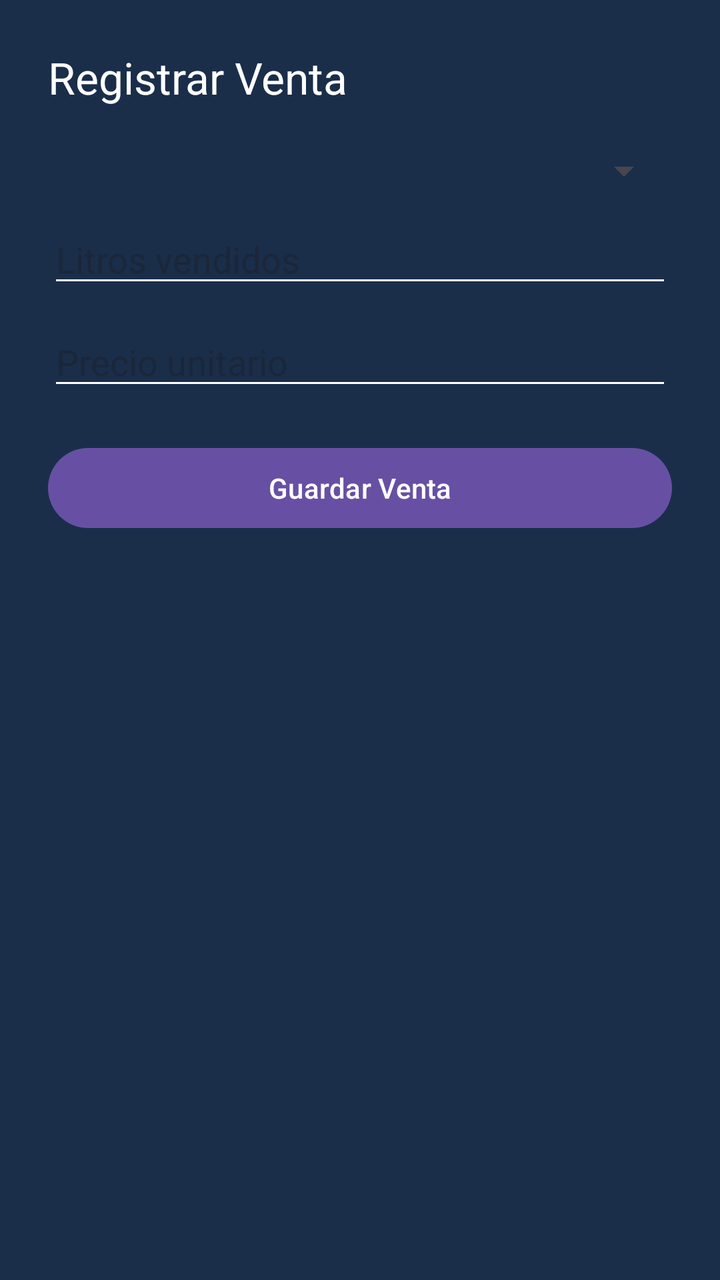
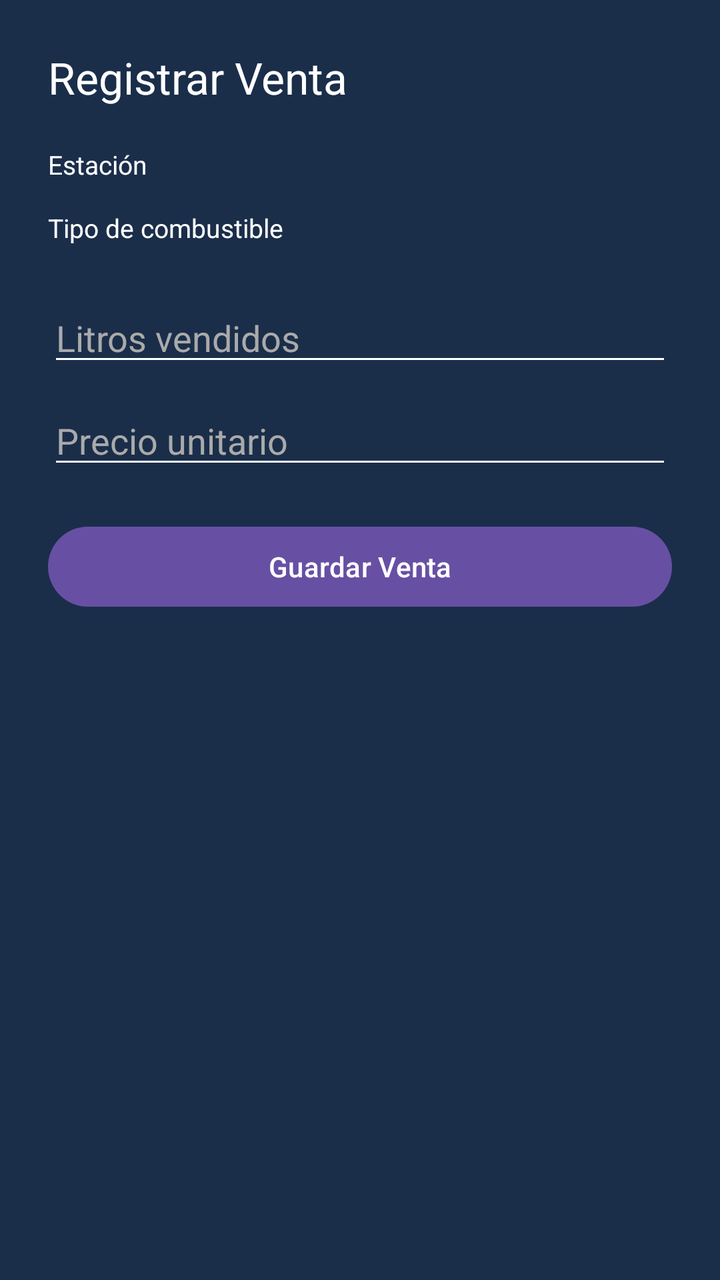

Screens rendered from an Android XML layout before and after an edit, with the pre-edit source and the edit as a unified diff.
<!-- AndroidManifest.xml: application theme Theme.StationAdviser -->
<!-- res/layout/activity_registrar_venta.xml -->
<LinearLayout xmlns:android="http://schemas.android.com/apk/res/android"
    android:orientation="vertical"
    android:padding="24dp"
    android:background="#1A2E4A"
    android:layout_width="match_parent"
    android:layout_height="match_parent">

    <TextView
        android:text="Registrar Venta"
        android:textSize="22sp"
        android:textColor="#FFFFFF"
        android:layout_marginBottom="20dp"
        android:layout_width="wrap_content"
        android:layout_height="wrap_content"/>

    <Spinner
        android:id="@+id/spinnerTipo"
        android:layout_width="match_parent"
        android:layout_height="wrap_content"/>

    <EditText
        android:id="@+id/editLitros"
        android:hint="Litros vendidos"
        android:backgroundTint="#FFFFFF"
        android:layout_marginTop="10dp"
        android:inputType="numberDecimal"
        android:layout_width="match_parent"
        android:layout_height="wrap_content"/>

    <EditText
        android:id="@+id/editPrecio"
        android:hint="Precio unitario"
        android:backgroundTint="#FFFFFF"
        android:layout_marginTop="10dp"
        android:inputType="numberDecimal"
        android:layout_width="match_parent"
        android:layout_height="wrap_content"/>

    <Button
        android:id="@+id/buttonGuardar"
        android:text="Guardar Venta"
        android:layout_marginTop="20dp"
        android:layout_width="match_parent"
        android:layout_height="wrap_content"/>

</LinearLayout>
<!-- resources referenced by this layout -->
<resources>
  <style name="Theme.StationAdviser" parent="Base.Theme.StationAdviser" />
  <style name="Base.Theme.StationAdviser" parent="Theme.Material3.DayNight.NoActionBar">
          
          
      </style>
</resources>

<!-- the commit's change to res/layout/activity_registrar_venta.xml (unified diff, before → after) -->
@@ -1,3 +1,4 @@
+<?xml version="1.0" encoding="utf-8"?>
 <LinearLayout xmlns:android="http://schemas.android.com/apk/res/android"
     android:orientation="vertical"
     android:padding="24dp"
@@ -13,14 +14,41 @@
         android:layout_width="wrap_content"
         android:layout_height="wrap_content"/>
 
+    <TextView
+        android:text="Estación"
+        android:textColor="#FFFFFF"
+        android:textSize="13sp"
+        android:layout_marginBottom="4dp"
+        android:layout_width="wrap_content"
+        android:layout_height="wrap_content"/>
+
+    <Spinner
+        android:id="@+id/spinnerEstacion"
+        android:layout_width="match_parent"
+        android:layout_height="wrap_content"
+        android:background="#FFFFFF"
+        android:layout_marginBottom="10dp"/>
+
+    <TextView
+        android:text="Tipo de combustible"
+        android:textColor="#FFFFFF"
+        android:textSize="13sp"
+        android:layout_marginBottom="4dp"
+        android:layout_width="wrap_content"
+        android:layout_height="wrap_content"/>
+
     <Spinner
         android:id="@+id/spinnerTipo"
         android:layout_width="match_parent"
-        android:layout_height="wrap_content"/>
+        android:layout_height="wrap_content"
+        android:background="#FFFFFF"
+        android:layout_marginBottom="10dp"/>
 
     <EditText
         android:id="@+id/editLitros"
         android:hint="Litros vendidos"
+        android:textColorHint="#AAAAAA"
+        android:textColor="#FFFFFF"
         android:backgroundTint="#FFFFFF"
         android:layout_marginTop="10dp"
         android:inputType="numberDecimal"
@@ -30,6 +58,8 @@
     <EditText
         android:id="@+id/editPrecio"
         android:hint="Precio unitario"
+        android:textColorHint="#AAAAAA"
+        android:textColor="#FFFFFF"
         android:backgroundTint="#FFFFFF"
         android:layout_marginTop="10dp"
         android:inputType="numberDecimal"
